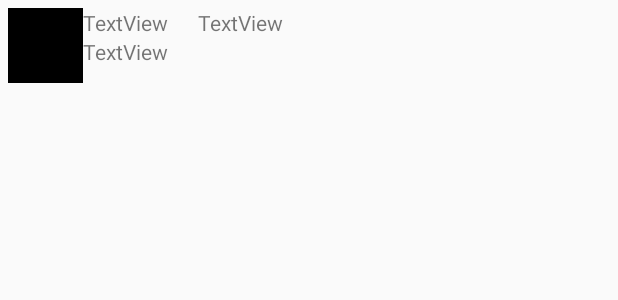
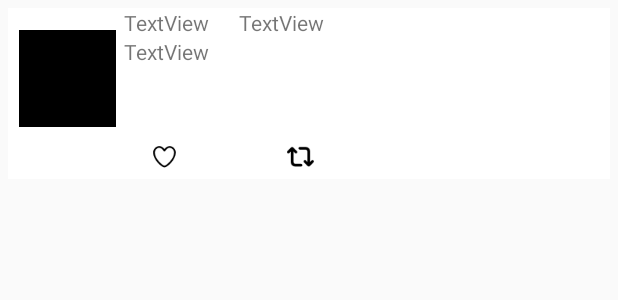
Before and after one commit to catdematos98/MyTwitter, an Android app: the layout item_tweet.xml on its own in the app's theme, with its tools: preview values and no code run, on a phone screen of 412 x 824 dp. Shown: the top 300 px of the screen. Run offline under Robolectric (Android 15) with nearby library versions, the phone set to English and light mode, and no system bars.

Commit message:
view retweet and favorite count from timeline

```diff
--- a/app/src/main/java/com/codepath/apps/restclienttemplate/models/Tweet.java
+++ b/app/src/main/java/com/codepath/apps/restclienttemplate/models/Tweet.java
@@ -15,6 +15,8 @@ public class Tweet implements Serializable {
     public long uid;
     public String createdAt;
     public User user;
+    public Integer favorites;
+    public Integer retweets;
 
     public static Tweet fromJson(JSONObject jsonObject) throws JSONException {
         Tweet tweet = new Tweet();
@@ -22,7 +24,8 @@ public class Tweet implements Serializable {
         tweet.body = jsonObject.getString("text");
         tweet.uid = jsonObject.getLong("id");
         tweet.createdAt = getRelativeTimeAgo(jsonObject.getString("created_at"));
-
+        tweet.favorites = jsonObject.getInt("favorite_count");
+        tweet.retweets = jsonObject.getInt("retweet_count");
         tweet.user = User.fromJSON(jsonObject.getJSONObject("user"));
         return tweet;
     }
--- /dev/null
+++ b/app/src/main/res/layout/action_view_progress.xml
@@ -0,0 +1,6 @@
+<?xml version="1.0" encoding="utf-8"?>
+<ProgressBar xmlns:android="http://schemas.android.com/apk/res/android"
+    style="?android:attr/progressBarStyleLarge"
+    android:layout_width="match_parent"
+    android:layout_height="wrap_content"
+    android:id="@+id/pbProgressAction" />
--- a/app/src/main/res/layout/item_tweet.xml
+++ b/app/src/main/res/layout/item_tweet.xml
@@ -2,16 +2,20 @@
 <RelativeLayout xmlns:android="http://schemas.android.com/apk/res/android"
     xmlns:app="http://schemas.android.com/apk/res-auto"
     xmlns:tools="http://schemas.android.com/tools"
+    android:layout_width="match_parent"
+    android:layout_height="wrap_content"
     android:layout_margin="5dp"
-    android:layout_width="match_parent"
-    android:layout_height="wrap_content">
+    android:background="@color/white">
 
     <ImageView
         android:id="@+id/ivProfileImage"
-        android:layout_width="50dp"
-        android:layout_height="50dp"
-        android:layout_alignParentStart = "true"
-        android:layout_alignParentTop = "true"
+        android:layout_width="75dp"
+        android:layout_height="75dp"
+        android:layout_alignParentStart="true"
+        android:layout_alignParentTop="true"
+        android:layout_marginStart="2dp"
+        android:layout_marginTop="9dp"
+        android:padding="5dp"
         app:srcCompat="@android:color/black" />
 
     <TextView
@@ -26,10 +30,13 @@
 
     <TextView
         android:id="@+id/tvBody"
-        android:layout_width="wrap_content"
-        android:layout_height="wrap_content"
+        android:layout_width="324dp"
+        android:layout_height="58dp"
         android:layout_below="@+id/tvUserName"
         android:layout_alignBottom="@+id/ivProfileImage"
+        android:layout_alignParentEnd="true"
+        android:layout_marginEnd="1dp"
+        android:layout_marginBottom="7dp"
         android:layout_toEndOf="@+id/ivProfileImage"
         android:text="TextView"
         tools:layout_editor_absoluteX="72dp"
@@ -47,4 +54,34 @@
         android:layout_toEndOf="@+id/tvUserName"
         android:text="TextView" />
 
+    <Button
+        android:id="@+id/btFavorite"
+        style="?android:attr/borderlessButtonStyle"
+        android:layout_width="wrap_content"
+        android:layout_height="29dp"
+        android:layout_below="@+id/tvBody"
+        android:layout_alignParentEnd="true"
+        android:layout_marginTop="0dp"
+        android:layout_marginEnd="137dp"
+        android:background="@android:color/white"
+        android:drawableLeft="@drawable/ic_vector_retweet"
+        android:paddingLeft="10dp"
+        android:textColor="@color/light_gray" />
+
+    <Button
+        android:id="@+id/btRetweet"
+        style="?android:attr/borderlessButtonStyle"
+        android:layout_width="wrap_content"
+        android:layout_height="29dp"
+        android:layout_below="@+id/tvBody"
+        android:layout_alignParentStart="true"
+        android:layout_alignParentEnd="true"
+        android:layout_marginStart="85dp"
+        android:layout_marginTop="0dp"
+        android:layout_marginEnd="229dp"
+        android:background="@android:color/white"
+        android:drawableLeft="@drawable/ic_vector_heart_stroke"
+        android:paddingLeft="10dp"
+        android:textColor="@color/light_gray" />
+
 </RelativeLayout>
--- a/app/src/main/res/values/colors.xml
+++ b/app/src/main/res/values/colors.xml
@@ -5,7 +5,7 @@
     <color name="medium_gray">#ffaab8c2</color>
     <color name="medium_gray_30">#4daab8c2</color>
     <color name="medium_gray_50">#80aab8c2</color>
-    <color name="light_gray">#ffccd6dd</color>
+    <color name="light_gray">#CCD6DD</color>
     <color name="medium_red">#ffe0245e</color>
     <color name="medium_red_30">#4de0245e</color>
     <color name="medium_red_50">#80e0245e</color>
```
Also changed, not shown: app/src/main/java/com/codepath/apps/restclienttemplate/EndlessRecyclerViewScrollListener.java (added, +106 -0 lines), app/src/main/java/com/codepath/apps/restclienttemplate/TimelineActivity.java (+5 -19 lines), app/src/main/java/com/codepath/apps/restclienttemplate/TweetAdapter.java (+7 -0 lines), app/src/main/res/layout/activity_timeline.xml (+8 -6 lines), app/src/main/res/menu/menu_timeline.xml (added, +11 -0 lines), app/src/main/res/drawable-xhdpi/ic_launcher_twitter.png (added), app/src/main/res/drawable-xhdpi/ic_vector_compose.png (added), app/src/main/res/drawable-xhdpi/ic_vector_heart_stroke.png (added), app/src/main/res/drawable-xhdpi/ic_vector_retweet.png (added), app/src/main/res/ic_launcher_twitter_round.png (added), 376 other files.
